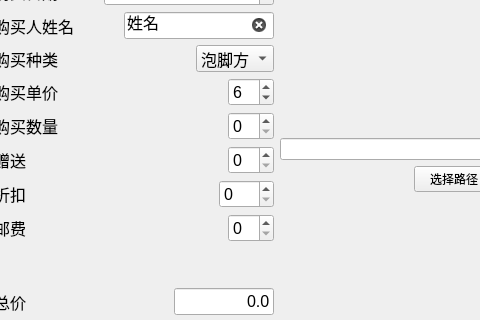
DongzhenHuangfu/My-Manage-App, file hfx.ui: the form before one commit; both pictures show x 113 to 593 and y 135 to 455 of the 800 by 600 pixel window.
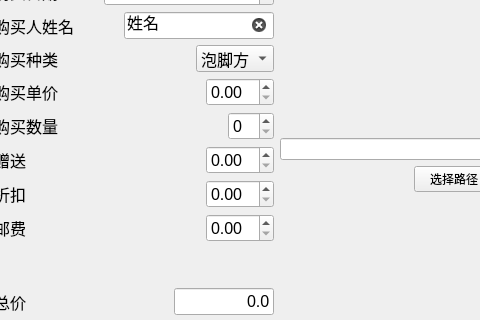
The form after the commit.

Commit message: fix: 对非整数的变量使用对应的doubleSpinBox

```diff
--- a/hfx.ui
+++ b/hfx.ui
@@ -267,14 +267,14 @@
          </spacer>
         </item>
         <item>
-         <widget class="QSpinBox" name="SpinPrice">
+         <widget class="QDoubleSpinBox" name="SpinPrice">
           <property name="font">
            <font>
             <pointsize>12</pointsize>
            </font>
           </property>
-          <property name="value">
-           <number>6</number>
+          <property name="singleStep">
+           <double>1.000000000000000</double>
           </property>
          </widget>
         </item>
@@ -346,7 +346,7 @@
          </spacer>
         </item>
         <item>
-         <widget class="QSpinBox" name="SpinDeal">
+         <widget class="QDoubleSpinBox" name="SpinDiscount">
           <property name="font">
            <font>
             <pointsize>12</pointsize>
@@ -384,15 +384,12 @@
          </spacer>
         </item>
         <item>
-         <widget class="QSpinBox" name="SpinDiscount">
+         <widget class="QDoubleSpinBox" name="SpinDeal">
           <property name="font">
            <font>
             <pointsize>12</pointsize>
            </font>
           </property>
-          <property name="maximum">
-           <number>500</number>
-          </property>
          </widget>
         </item>
        </layout>
@@ -425,7 +422,7 @@
          </spacer>
         </item>
         <item>
-         <widget class="QSpinBox" name="SpinPost">
+         <widget class="QDoubleSpinBox" name="SpinPost">
           <property name="font">
            <font>
             <pointsize>12</pointsize>
```
